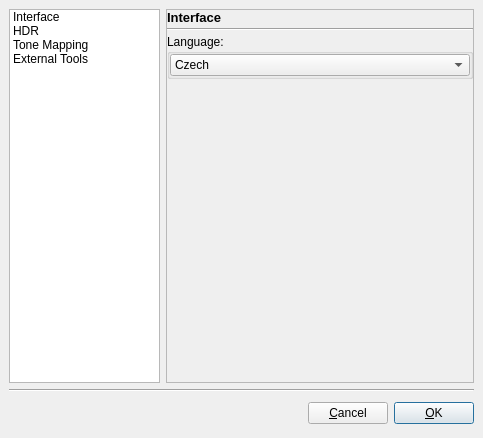
The window that forms/PreferencesDialog.ui (LuminanceHDR/LuminanceHDR) describes before a commit, drawn with Qt 5.
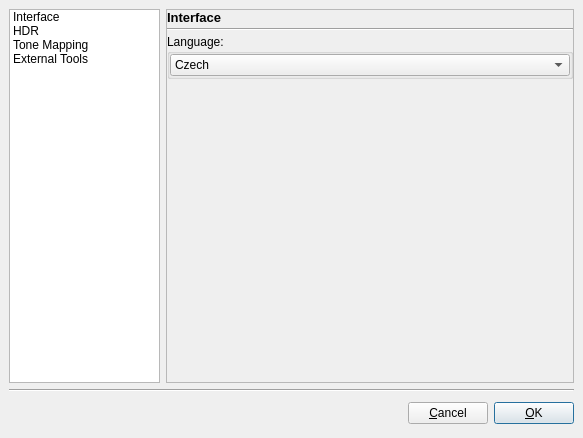
The same window after the commit. Icons and pictures are not drawn.

Diff of the .ui file:
```diff
--- a/forms/PreferencesDialog.ui
+++ b/forms/PreferencesDialog.ui
@@ -5,7 +5,7 @@
    <rect>
     <x>0</x>
     <y>0</y>
-    <width>483</width>
+    <width>583</width>
     <height>438</height>
    </rect>
   </property>
```
